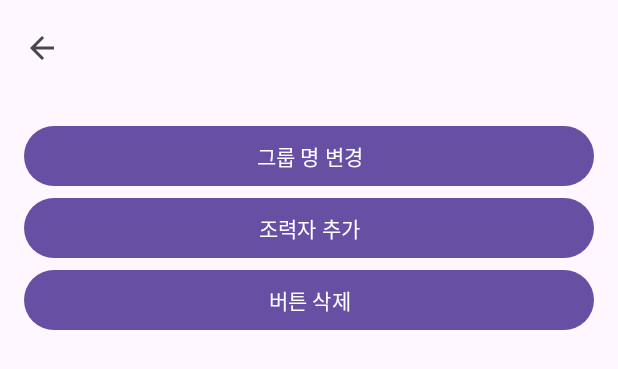
After one commit to 2024-KGU-Advanced-Capstone-Design/safeGuardApp, an Android app: the layout activity_group_setting.xml on its own in the app's theme, with its tools: preview values and no code run, on a phone screen of 412 x 824 dp. The commit adds this screen. Shown: the top 369 px of the screen. Run offline under Robolectric (Android 15) with nearby library versions, the phone set to English and light mode, and no system bars.

Commit message:
[구현 완료] 그룹 설정 화면 & [ID 변경] activity id 변경

```diff
--- a/app/src/main/AndroidManifest.xml
+++ b/app/src/main/AndroidManifest.xml
@@ -31,6 +31,10 @@
         <activity
             android:name=".MainActivity"
             android:exported="true" />
+        <activity
+            android:name=".GroupSettingActivity"
+            android:exported="false" />
+
         <meta-data
             android:exported="true"
             android:name="com.naver.maps.map.CLIENT_ID"
--- a/app/src/main/java/com/example/safeguardapp/findIDFragment.java
+++ b/app/src/main/java/com/example/safeguardapp/findIDFragment.java
@@ -39,7 +39,7 @@ public class findIDFragment extends Fragment {
             @Override
             public void onClick(View v) {
                 FragmentTransaction transaction = getActivity().getSupportFragmentManager().beginTransaction();
-                transaction.replace(R.id.activity_main, new loginPageFragment());
+                transaction.replace(R.id.start_main, new loginPageFragment());
                 transaction.commit();
             }
         });
@@ -49,7 +49,7 @@ public class findIDFragment extends Fragment {
             @Override
             public void onClick(View v) {
                 FragmentTransaction transaction = getActivity().getSupportFragmentManager().beginTransaction();
-                transaction.replace(R.id.activity_main, new loginPageFragment());
+                transaction.replace(R.id.start_main, new loginPageFragment());
                 transaction.commit();
             }
         });
@@ -65,7 +65,7 @@ public class findIDFragment extends Fragment {
             public void handleOnBackPressed() {
                 // 뒤로 가기 시 실행되는 코드
                 FragmentTransaction transaction = getActivity().getSupportFragmentManager().beginTransaction();
-                transaction.replace(R.id.activity_main, new loginPageFragment());
+                transaction.replace(R.id.start_main, new loginPageFragment());
                 transaction.commit();
             }
         });
--- a/app/src/main/java/com/example/safeguardapp/findPWCertificationFragment.java
+++ b/app/src/main/java/com/example/safeguardapp/findPWCertificationFragment.java
@@ -44,7 +44,7 @@ public class findPWCertificationFragment extends Fragment {
             @Override
             public void onClick(View v) {
                 FragmentTransaction transaction = getActivity().getSupportFragmentManager().beginTransaction();
-                transaction.replace(R.id.activity_main, new loginPageFragment());
+                transaction.replace(R.id.start_main, new loginPageFragment());
                 transaction.commit();
             }
         });
@@ -85,7 +85,7 @@ public class findPWCertificationFragment extends Fragment {
                     @Override
                     public void onClick(View v) {
                         FragmentTransaction transaction = getActivity().getSupportFragmentManager().beginTransaction();
-                        transaction.replace(R.id.activity_main, new findPWFragment());
+                        transaction.replace(R.id.start_main, new findPWFragment());
                         transaction.commit();
 
                     }
@@ -104,7 +104,7 @@ public class findPWCertificationFragment extends Fragment {
             public void handleOnBackPressed() {
                 // 뒤로 가기 시 실행되는 코드
                 FragmentTransaction transaction = getActivity().getSupportFragmentManager().beginTransaction();
-                transaction.replace(R.id.activity_main, new loginPageFragment());
+                transaction.replace(R.id.start_main, new loginPageFragment());
                 transaction.commit();
             }
         });
--- a/app/src/main/java/com/example/safeguardapp/findPWFragment.java
+++ b/app/src/main/java/com/example/safeguardapp/findPWFragment.java
@@ -49,7 +49,7 @@ public class findPWFragment extends Fragment {
             @Override
             public void onClick(View v) {
                 FragmentTransaction transaction = getActivity().getSupportFragmentManager().beginTransaction();
-                transaction.replace(R.id.activity_main, new loginPageFragment());
+                transaction.replace(R.id.start_main, new loginPageFragment());
                 transaction.commit();
             }
         });
@@ -58,7 +58,7 @@ public class findPWFragment extends Fragment {
             @Override
             public void onClick(View v) {
                 FragmentTransaction transaction = getActivity().getSupportFragmentManager().beginTransaction();
-                transaction.replace(R.id.activity_main, new loginPageFragment());
+                transaction.replace(R.id.start_main, new loginPageFragment());
                 transaction.commit();
             }
         });
@@ -130,7 +130,7 @@ public class findPWFragment extends Fragment {
             public void handleOnBackPressed() {
                 // 뒤로 가기 시 실행되는 코드
                 FragmentTransaction transaction = getActivity().getSupportFragmentManager().beginTransaction();
-                transaction.replace(R.id.activity_main, new findPWCertificationFragment());
+                transaction.replace(R.id.start_main, new findPWCertificationFragment());
                 transaction.commit();
             }
         });
--- a/app/src/main/java/com/example/safeguardapp/startScreenActivity.java
+++ b/app/src/main/java/com/example/safeguardapp/startScreenActivity.java
@@ -13,7 +13,7 @@ public class startScreenActivity extends AppCompatActivity {
         setContentView(R.layout.activity_start_screen);
 
         FragmentTransaction transaction = getSupportFragmentManager().beginTransaction();
-        transaction.replace(R.id.activity_main, new loginPageFragment());
+        transaction.replace(R.id.start_main, new loginPageFragment());
         transaction.commit();
 
     }
--- /dev/null
+++ b/app/src/main/res/layout/activity_group_setting.xml
@@ -0,0 +1,51 @@
+<?xml version="1.0" encoding="utf-8"?>
+<androidx.coordinatorlayout.widget.CoordinatorLayout xmlns:android="http://schemas.android.com/apk/res/android"
+    xmlns:app="http://schemas.android.com/apk/res-auto"
+    android:layout_width="match_parent"
+    android:layout_height="match_parent">
+
+    <com.google.android.material.appbar.AppBarLayout
+        android:layout_width="match_parent"
+        android:layout_height="wrap_content">
+
+        <com.google.android.material.appbar.MaterialToolbar
+            android:id="@+id/toolbar"
+            android:layout_width="match_parent"
+            android:layout_height="wrap_content"
+            app:navigationIcon="?attr/homeAsUpIndicator" />
+
+    </com.google.android.material.appbar.AppBarLayout>
+
+    <LinearLayout
+        android:layout_width="match_parent"
+        android:layout_height="match_parent"
+        android:orientation="vertical"
+        android:padding="16dp"
+        app:layout_behavior="com.google.android.material.appbar.AppBarLayout$ScrollingViewBehavior">
+
+        <Button
+            android:id="@+id/change_name_button"
+            android:layout_width="match_parent"
+            android:layout_height="wrap_content"
+            android:text="그룹 명 변경" />
+
+        <Button
+            android:id="@+id/add_aide_button"
+            android:layout_width="match_parent"
+            android:layout_height="wrap_content"
+            android:text="조력자 추가" />
+
+        <Button
+            android:id="@+id/del_gourpbtn"
+            android:layout_width="match_parent"
+            android:layout_height="wrap_content"
+            android:text="버튼 삭제" />
+
+        <com.google.android.material.chip.ChipGroup
+            android:id="@+id/chip_group"
+            android:layout_width="match_parent"
+            android:layout_height="wrap_content" />
+
+    </LinearLayout>
+
+</androidx.coordinatorlayout.widget.CoordinatorLayout>
--- a/app/src/main/res/layout/activity_main.xml
+++ b/app/src/main/res/layout/activity_main.xml
@@ -5,7 +5,8 @@
     android:layout_width="match_parent"
     android:layout_height="match_parent"
     android:orientation="vertical"
-    tools:context=".MainActivity">
+    tools:context=".MainActivity"
+    android:id="@+id/main_activity">
 
     <LinearLayout
         android:id="@+id/mapModeNav"
--- a/app/src/main/res/layout/activity_start_screen.xml
+++ b/app/src/main/res/layout/activity_start_screen.xml
@@ -5,7 +5,7 @@
     android:layout_width="match_parent"
     android:layout_height="match_parent"
     tools:context=".startScreenActivity"
-    android:id="@+id/activity_main"
+    android:id="@+id/start_main"
     >
 
     <androidx.fragment.app.FragmentContainerView
```
Also changed, not shown: app/src/main/java/com/example/safeguardapp/GroupFragment.java (+24 -3 lines), app/src/main/java/com/example/safeguardapp/GroupSettingActivity.java (added, +177 -0 lines), app/src/main/java/com/example/safeguardapp/data/model/Group.java (+18 -0 lines), app/src/main/java/com/example/safeguardapp/data/repository/GroupRepository.java (+35 -1 lines), app/src/main/java/com/example/safeguardapp/loginPageFragment.java (+3 -5 lines), app/src/main/java/com/example/safeguardapp/signUpFragment.java (+3 -4 lines), app/src/main/res/layout/dialog_add_aide.xml (added, +20 -0 lines), app/src/main/res/layout/dialog_change_group_name.xml (added, +19 -0 lines).
